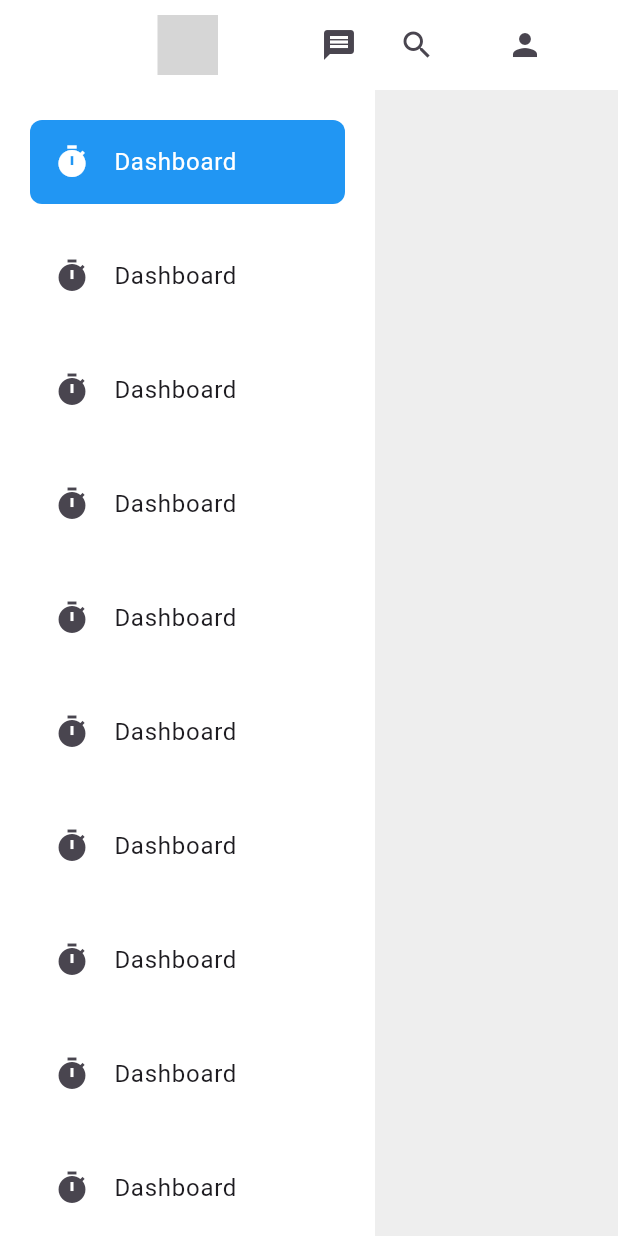
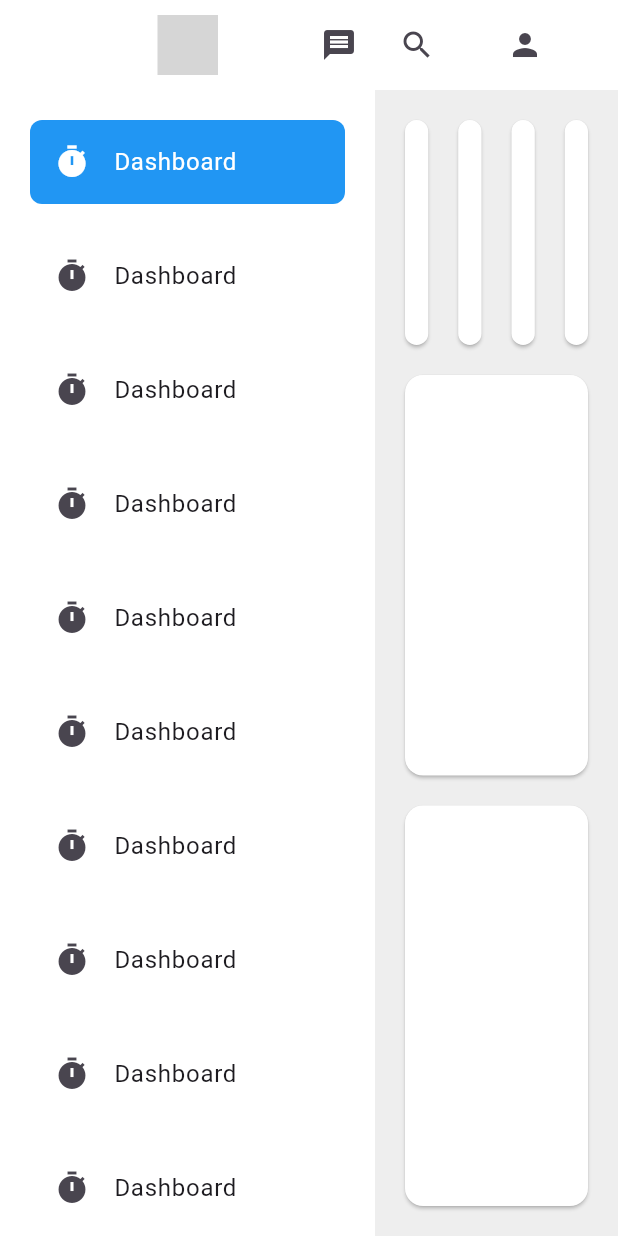
Before and after one commit to mskwon02/flutterPractice, a Flutter app: the screen it shows after launch, on a phone screen of 412 x 824 dp. Run offline on Flutter 3.47's test engine with Material 3 defaults, Android fonts, the phone set to English and light mode, and no system bars; our stand-ins replace lottie; grey boxes are pictures that could not be loaded.

Commit message:
기본 화면 완성(기능x)

```diff
--- a/webpage_layout/lib/main.dart
+++ b/webpage_layout/lib/main.dart
@@ -60,22 +60,11 @@ class _MainPageState extends State<MainPage> {
               child: Icon(Icons.person))
         ],
       ),
-      body: Row(
-        children: [
-          SideBar(),
-          Expanded(
-            child: Container(
-              color: Colors.grey[200],
-              child: Column(
-                children: [],
-              ),
-            ),
-          )
-        ],
-      ),
+      body: SideBar()
     );
   }
 }
+
 class SideBar extends StatefulWidget {
   const SideBar({super.key});
 
@@ -87,7 +76,9 @@ class _SideBarState extends State<SideBar> {
   int selectedMenuIdx=0;
   @override
   Widget build(BuildContext context) {
-    return Container(
+    return Row(
+      children: [
+        Container(
           width: 250,
           padding: EdgeInsets.all(10),
           child: ListView.builder(
@@ -114,6 +105,63 @@ class _SideBarState extends State<SideBar> {
                       )),
                 );
               }),
+        ),
+        Expanded(
+          child: Container(
+            padding: EdgeInsets.all(10),
+            color: Colors.grey[200],
+            child: Column(
+              children: [
+                Row(
+                  mainAxisAlignment: MainAxisAlignment.spaceEvenly,
+                  children: [
+                    CardSmall(),
+                    CardSmall(),
+                    CardSmall(),
+                    CardSmall()
+                  ],
+                ),
+                CardLarge(),
+                CardLarge()
+              ],
+            ),
+          ),
+        )
+      ],
     );
   }
 }
+
+class CardSmall extends StatelessWidget {
+  const CardSmall({super.key});
+
+  @override
+  Widget build(BuildContext context) {
+    return Expanded(
+      child: Card(
+        margin: EdgeInsets.all(10),
+        child: Container(
+          height: 150,
+        ),
+        color: Colors.white,
+      ),
+    );
+  }
+}
+
+class CardLarge extends StatelessWidget {
+  const CardLarge({super.key});
+
+  @override
+  Widget build(BuildContext context) {
+    return Expanded(
+      child: Card(
+        margin: EdgeInsets.all(10),
+        child: Container(
+          height: 200,
+        ),
+        color: Colors.white,
+      ),
+    );
+  }
+}
```
Lines whose indentation alone changed are shown as unchanged.
